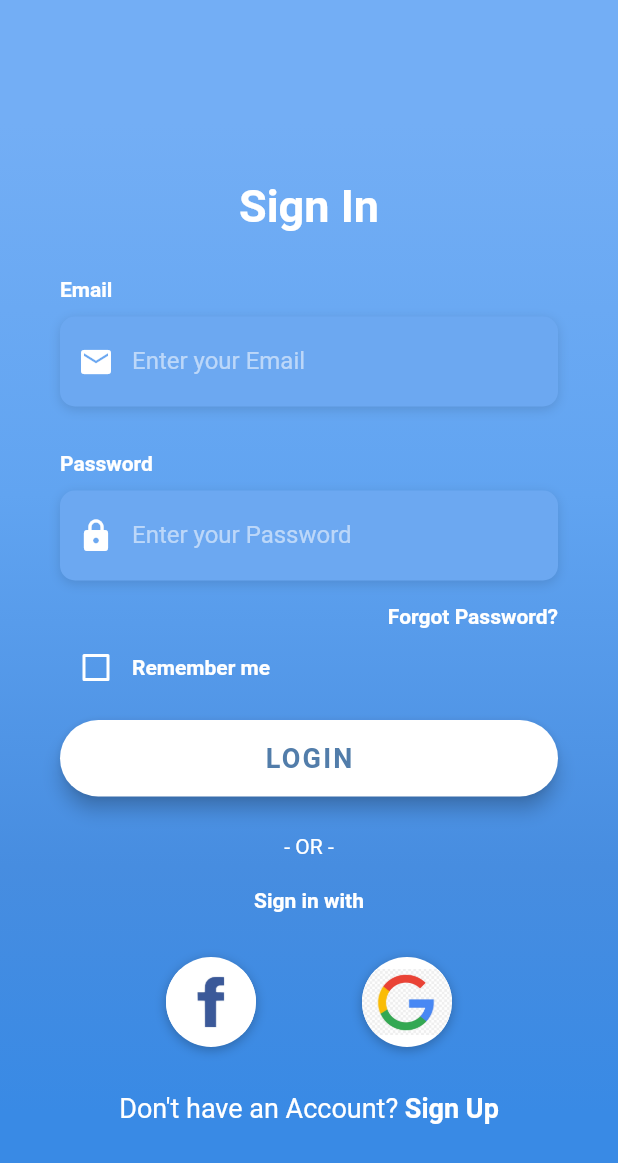
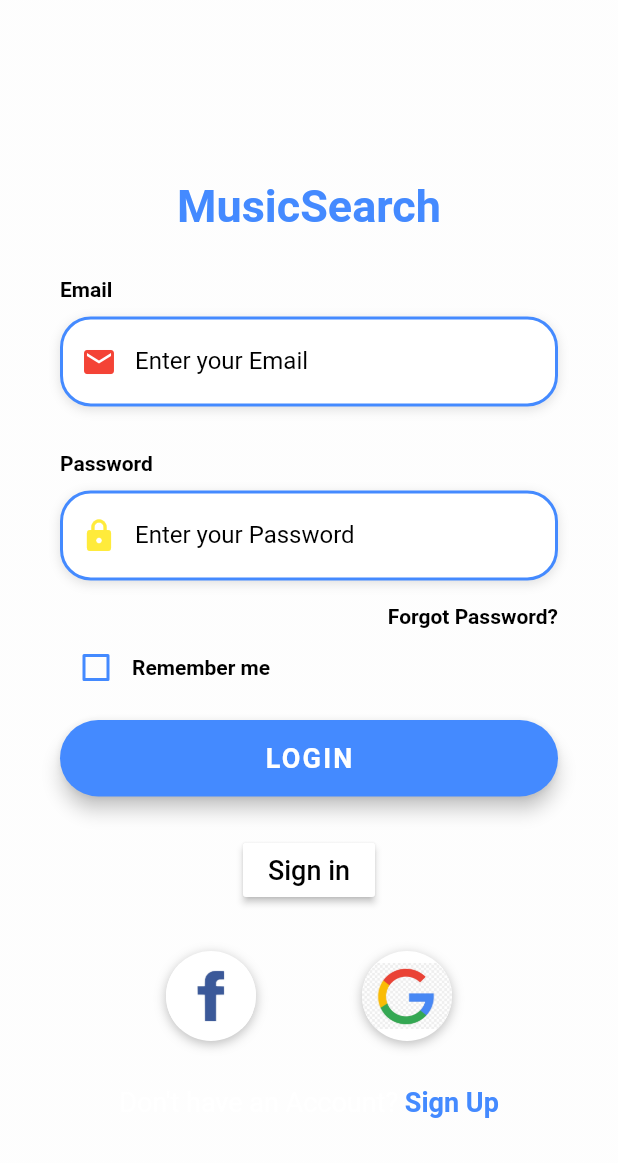
Before and after one commit to numvarn/musicsearch, a Flutter app: the screen it shows after launch, on a phone screen of 412 x 824 dp. Shown: the top 1163 px of the screen. Run offline on Flutter 3.47's test engine with Material 2 defaults, Android fonts, the phone set to English and light mode, and no system bars; Roboto replaces fonts that are missing (OpenSans).

Commit message:
upload ui

```diff
--- a/lib/screens/login_screen.dart
+++ b/lib/screens/login_screen.dart
@@ -34,7 +34,7 @@ class _LoginScreenState extends State<LoginScreen> {
               contentPadding: EdgeInsets.only(top: 14.0),
               prefixIcon: Icon(
                 Icons.email,
-                color: Colors.white,
+                color: Colors.red,
               ),
               hintText: 'Enter your Email',
               hintStyle: kHintTextStyle,
@@ -69,7 +69,7 @@ class _LoginScreenState extends State<LoginScreen> {
               contentPadding: EdgeInsets.only(top: 14.0),
               prefixIcon: Icon(
                 Icons.lock,
-                color: Colors.white,
+                color: Colors.yellow,
               ),
               hintText: 'Enter your Password',
               hintStyle: kHintTextStyle,
@@ -100,11 +100,12 @@ class _LoginScreenState extends State<LoginScreen> {
       child: Row(
         children: <Widget>[
           Theme(
-            data: ThemeData(unselectedWidgetColor: Colors.white),
+            data: ThemeData(unselectedWidgetColor: Colors.blueAccent),
             child: Checkbox(
               value: _rememberMe,
-              checkColor: Colors.green,
-              activeColor: Colors.white,
+              checkColor: Colors.blue,
+              activeColor: Colors.white38,
+
               onChanged: (value) {
                 setState(() {
                   _rememberMe = value;
@@ -132,11 +133,11 @@ class _LoginScreenState extends State<LoginScreen> {
         shape: RoundedRectangleBorder(
           borderRadius: BorderRadius.circular(30.0),
         ),
-        color: Colors.white,
+        color: Colors.blueAccent,
         child: Text(
           'LOGIN',
           style: TextStyle(
-            color: Color(0xFF527DAA),
+            color: Colors.white,
             letterSpacing: 1.5,
             fontSize: 18.0,
             fontWeight: FontWeight.bold,
@@ -150,18 +151,18 @@ class _LoginScreenState extends State<LoginScreen> {
   Widget _buildSignInWithText() {
     return Column(
       children: <Widget>[
-        Text(
-          '- OR -',
+          RaisedButton(
+        onPressed: () => print('Sign in'),
+        color: Colors.white,
+        child: Text(
+          'Sign in',
           style: TextStyle(
-            color: Colors.white,
-            fontWeight: FontWeight.w400,
+            color: Colors.black,
+            fontSize: 18.0,
+            fontFamily: 'OpenSans',
           ),
         ),
-        SizedBox(height: 20.0),
-        Text(
-          'Sign in with',
-          style: kLabelStyle,
-        ),
+      ),
       ],
     );
   }
@@ -230,7 +231,7 @@ class _LoginScreenState extends State<LoginScreen> {
             TextSpan(
               text: 'Sign Up',
               style: TextStyle(
-                color: Colors.white,
+                color: Colors.blueAccent,
                 fontSize: 18.0,
                 fontWeight: FontWeight.bold,
               ),
@@ -258,10 +259,10 @@ class _LoginScreenState extends State<LoginScreen> {
                     begin: Alignment.topCenter,
                     end: Alignment.bottomCenter,
                     colors: [
-                      Color(0xFF73AEF5),
-                      Color(0xFF61A4F1),
-                      Color(0xFF478DE0),
-                      Color(0xFF398AE5),
+                      Colors.white70,
+                      Colors.white70,
+                      Colors.white70,
+                      Colors.white70,
                     ],
                     stops: [0.1, 0.4, 0.7, 0.9],
                   ),
@@ -279,9 +280,9 @@ class _LoginScreenState extends State<LoginScreen> {
                     mainAxisAlignment: MainAxisAlignment.center,
                     children: <Widget>[
                       Text(
-                        'Sign In',
+                        'MusicSearch',
                         style: TextStyle(
-                          color: Colors.white,
+                          color: Colors.blueAccent,
                           fontFamily: 'OpenSans',
                           fontSize: 30.0,
                           fontWeight: FontWeight.bold,
--- a/lib/utilities/constants.dart
+++ b/lib/utilities/constants.dart
@@ -1,24 +1,29 @@
 import 'package:flutter/material.dart';
 
 final kHintTextStyle = TextStyle(
-  color: Colors.white54,
+  color: Colors.black,
   fontFamily: 'OpenSans',
 );
 
 final kLabelStyle = TextStyle(
-  color: Colors.white,
+  color: Colors.black,
   fontWeight: FontWeight.bold,
   fontFamily: 'OpenSans',
 );
 
 final kBoxDecorationStyle = BoxDecoration(
-  color: Color(0xFF6CA8F1),
-  borderRadius: BorderRadius.circular(10.0),
+   border: Border.all(
+      color: Colors.blueAccent,
+      width: 2,
+    ),
+    color: Colors.white,
+  borderRadius: BorderRadius.circular(20.5),
   boxShadow: [
     BoxShadow(
       color: Colors.black12,
       blurRadius: 6.0,
       offset: Offset(0, 2),
     ),
+
   ],
 );
```
Also changed, not shown: lib/screens/Home.dart (added).
